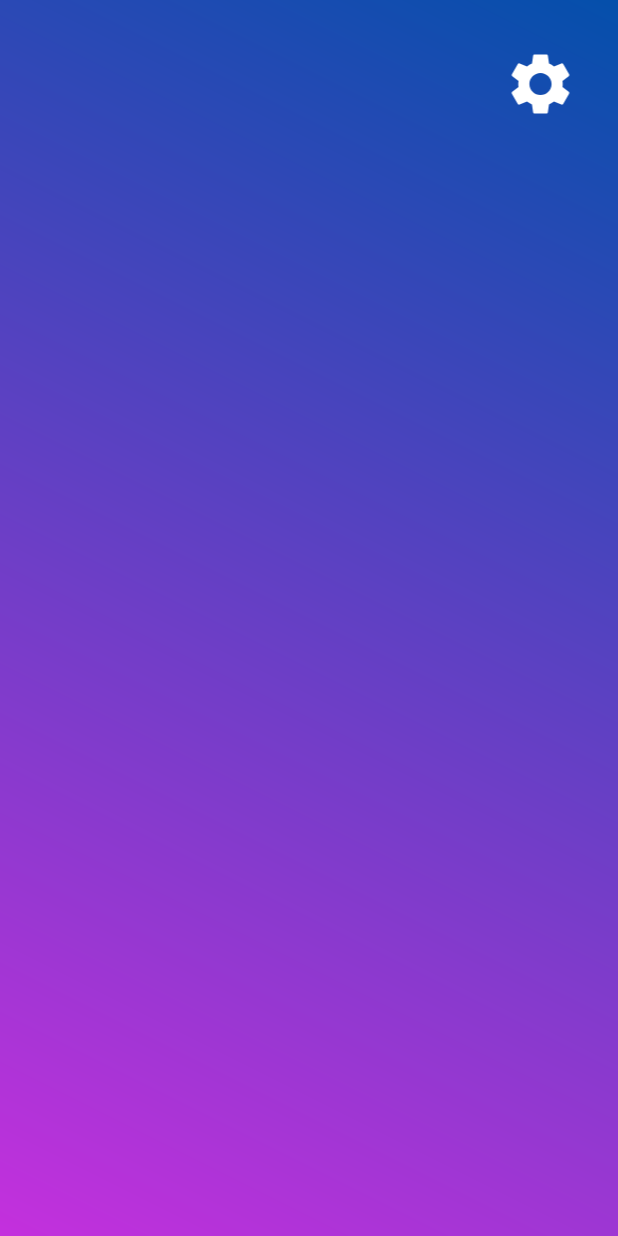
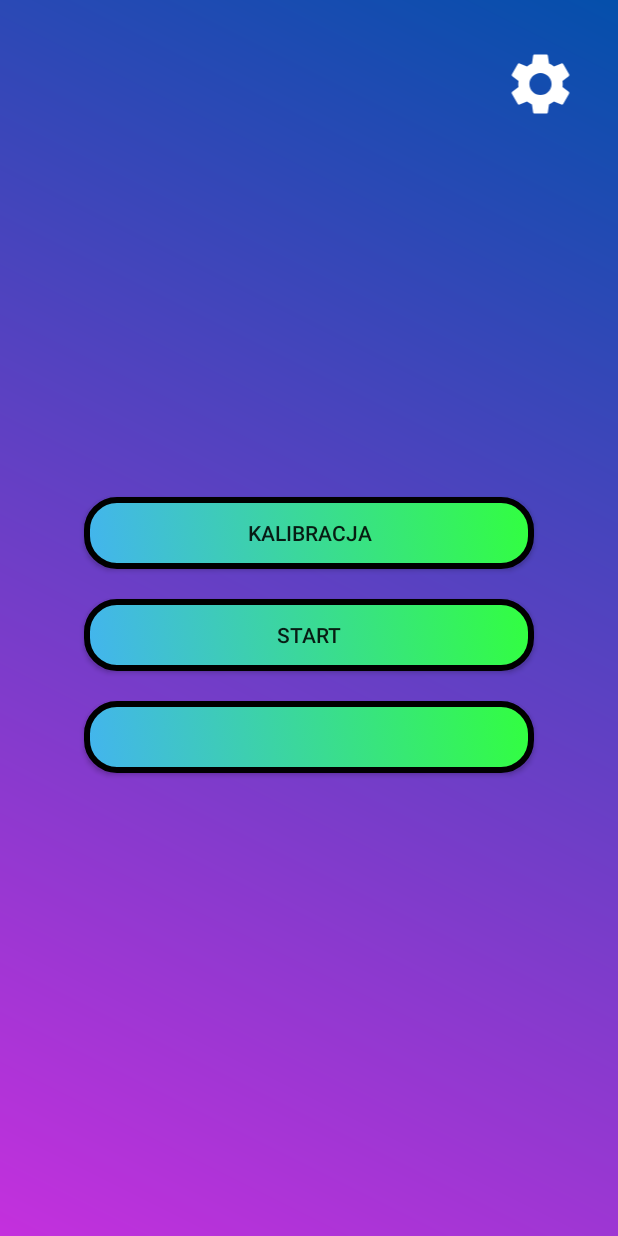
Before and after one commit to Mateusz-Gorniak/Audiogram2_0, an Android app: the MainActivity screen opened directly, with no data from a screen before it, on a phone screen of 412 x 824 dp. Run offline under Robolectric (Android 15) with nearby library versions, the phone set to English and light mode, and no system bars; our stand-ins replace Firebase (no records; nobody signed in at launch, a user with empty details on screens opened directly).

Commit message:
Adding buttons to activity_main, vertical chains and attributes

```diff
--- a/app/src/main/res/layout/activity_main.xml
+++ b/app/src/main/res/layout/activity_main.xml
@@ -4,8 +4,8 @@
     xmlns:tools="http://schemas.android.com/tools"
     android:layout_width="match_parent"
     android:layout_height="match_parent"
-    tools:context=".MainActivity"
-    android:background="@drawable/background_gradient1">
+    android:background="@drawable/background_gradient1"
+    tools:context=".MainActivity">
 
     <ImageView
         android:id="@+id/show_menu"
@@ -20,7 +20,67 @@
         app:layout_constraintEnd_toEndOf="parent"
         app:layout_constraintHorizontal_bias="0.98"
         app:layout_constraintStart_toStartOf="parent"
-        app:layout_constraintTop_toTopOf="parent" />
+        app:layout_constraintTop_toTopOf="parent"
+
+        />
+
+    <androidx.appcompat.widget.AppCompatButton
+
+        android:id="@+id/appCompatButton5"
+        android:layout_width="300dp"
+        android:layout_height="wrap_content"
+        android:background="@drawable/btn_shape"
+        app:layout_constraintBottom_toTopOf="@+id/appCompatButton3"
+        app:layout_constraintEnd_toEndOf="parent"
+        app:layout_constraintHorizontal_bias="0.5"
+        app:layout_constraintStart_toStartOf="parent"
+        app:layout_constraintTop_toBottomOf="@+id/show_menu"
+        app:layout_constraintVertical_chainStyle="packed"
+        app:layout_constraintVertical_weight="1"
+        android:layout_marginBottom="20dp"
+        android:text="@string/calibration"
+        />
+
+    <androidx.appcompat.widget.AppCompatButton
+
+
+        android:id="@+id/appCompatButton3"
+        android:layout_width="300dp"
+        android:layout_height="wrap_content"
+        android:background="@drawable/btn_shape"
+        app:layout_constraintBottom_toTopOf="@+id/appCompatButton4"
+        app:layout_constraintEnd_toEndOf="parent"
+        app:layout_constraintHorizontal_bias="0.5"
+        app:layout_constraintStart_toStartOf="parent"
+        app:layout_constraintTop_toBottomOf="@+id/appCompatButton5"
+        app:layout_constraintVertical_weight="1"
+        android:layout_marginBottom="20dp"
+        android:text="@string/startapp"
+
+        />
+
+    <androidx.appcompat.widget.AppCompatButton
+
+
+        android:id="@+id/appCompatButton4"
+        android:layout_width="300dp"
+        android:layout_height="wrap_content"
+        android:background="@drawable/btn_shape"
+        app:layout_constraintBottom_toTopOf="@+id/guideline4"
+        app:layout_constraintEnd_toEndOf="parent"
+        app:layout_constraintHorizontal_bias="0.5"
+        app:layout_constraintStart_toStartOf="parent"
+        app:layout_constraintTop_toBottomOf="@+id/appCompatButton3"
+        app:layout_constraintVertical_weight="1"
+
+        />
+
+    <androidx.constraintlayout.widget.Guideline
+        android:id="@+id/guideline4"
+        android:layout_width="wrap_content"
+        android:layout_height="wrap_content"
+        android:orientation="horizontal"
+        app:layout_constraintGuide_begin="750dp" />
 
 
 </androidx.constraintlayout.widget.ConstraintLayout>
```
